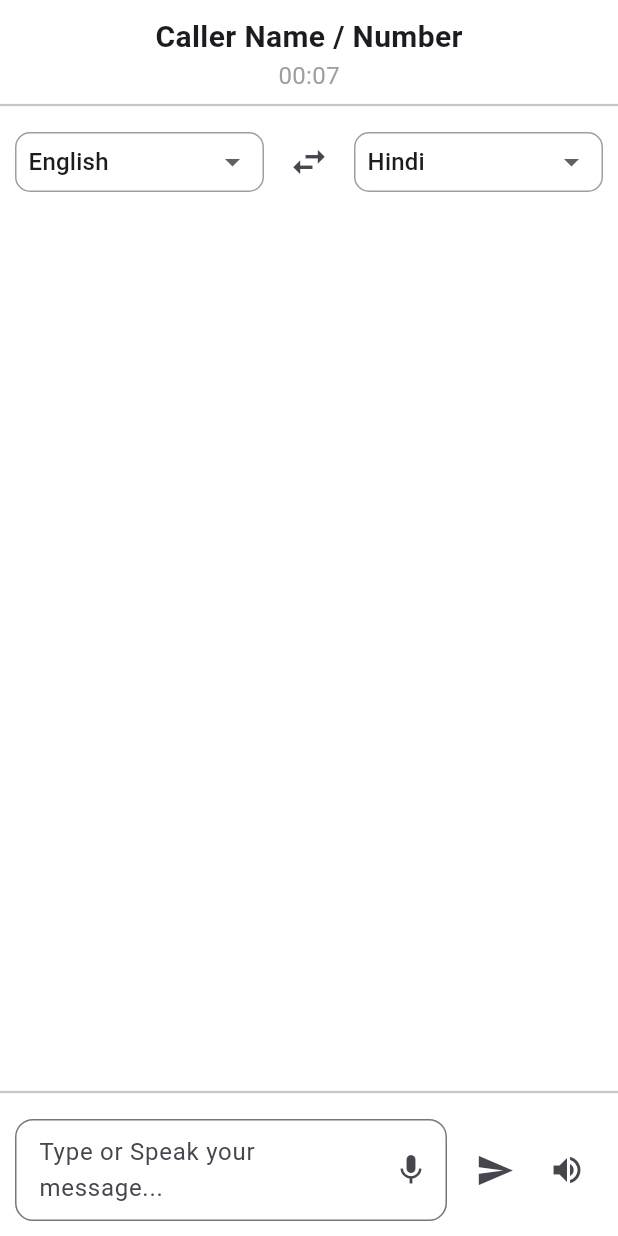
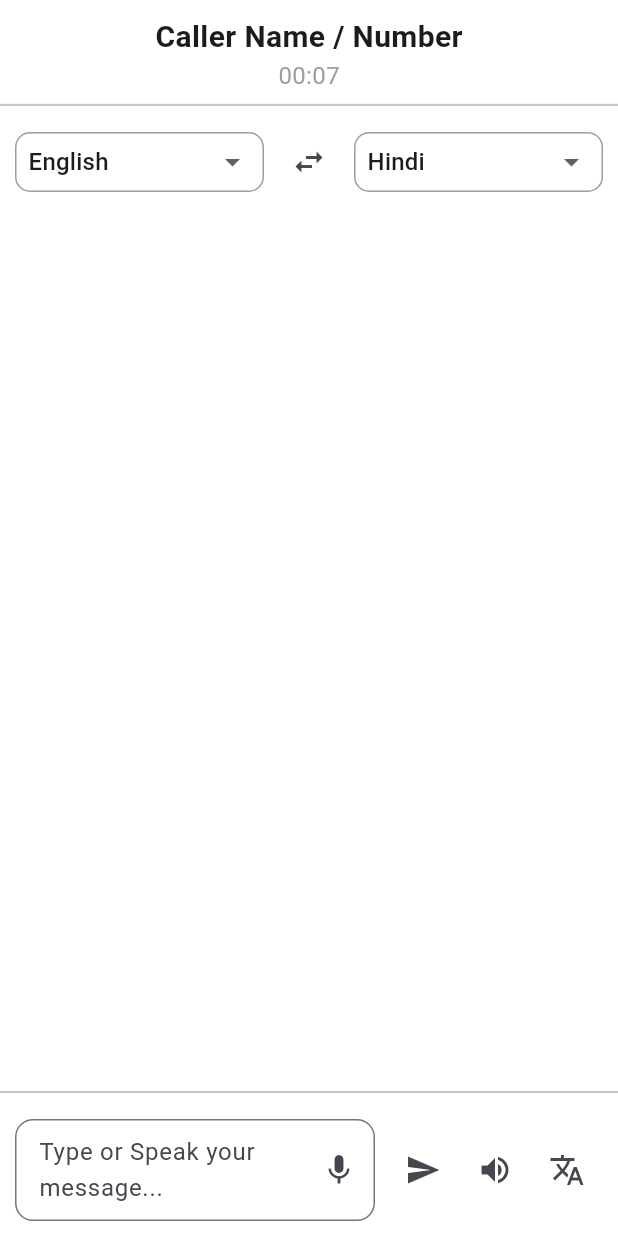
Before and after one commit to PankajDiwan904/speech-connect, a Flutter app: the screen it shows after launch, on a phone screen of 412 x 824 dp. Run offline on Flutter 3.47's test engine with Material 3 defaults, Android fonts, the phone set to English and light mode, and no system bars; our stand-ins replace flutter_tts, speech_to_text; missing offline and left inert: translator.

Commit message:
add translate feature

```diff
--- a/frontend/lib/screens/home_screen.dart
+++ b/frontend/lib/screens/home_screen.dart
@@ -1,6 +1,7 @@
 import 'package:flutter/material.dart';
 import 'package:frontend/controllers/stt_controller.dart';
 import 'package:frontend/controllers/tts_controller.dart';
+import 'package:frontend/controllers/translation_controller.dart';
 import 'dart:async';
 
 class HomeScreen extends StatefulWidget {
@@ -15,18 +16,21 @@ class _HomeScreenState extends State<HomeScreen> {
   final ScrollController _scrollController = ScrollController();
   final STTController _sttController = STTController();
   final TTSController _ttsController = TTSController();
+  final TranslationController _translationController = TranslationController();
+
   String _spokenText = '';
-
+  String _translatedText = '';
   String selectedInputLang = "English";
   String selectedOutputLang = "Hindi";
 
-  final List<String> languages = [
-    'English',
-    'Hindi',
-    'Tamil',
-    'Telugu',
-    'Bengali',
-  ];
+  final List<String> languages = ['English', 'Hindi', 'Tamil', 'Telugu', 'Bengali'];
+  final Map<String, String> languageCodes = {
+    'English': 'en',
+    'Hindi': 'hi',
+    'Tamil': 'ta',
+    'Telugu': 'te',
+    'Bengali': 'bn',
+  };
 
   List<Map<String, dynamic>> chatMessages = []; // {text: '', isUser: true, time: ''}
 
@@ -84,6 +88,26 @@ class _HomeScreenState extends State<HomeScreen> {
     });
   }
 
+  void _translateText() async {
+    if (_textController.text.trim().isEmpty) return;
+
+    final translated = await _translationController.translateText(
+      _textController.text,
+      languageCodes[selectedInputLang]!,
+      languageCodes[selectedOutputLang]!,
+    );
+
+    setState(() {
+      _translatedText = translated;
+    });
+
+    chatMessages.add({
+      'text': translated,
+      'isUser': false,
+      'time': TimeOfDay.now().format(context),
+    });
+  }
+
   @override
   void dispose() {
     _textController.dispose();
@@ -96,16 +120,6 @@ class _HomeScreenState extends State<HomeScreen> {
     return Theme(
       data: Theme.of(context).copyWith(
         canvasColor: Colors.white,
-        dropdownMenuTheme: DropdownMenuThemeData(
-          inputDecorationTheme: InputDecorationTheme(
-            border: OutlineInputBorder(borderRadius: BorderRadius.circular(10)),
-          ),
-          menuStyle: MenuStyle(
-            shape: WidgetStatePropertyAll(
-              RoundedRectangleBorder(borderRadius: BorderRadius.circular(10)),
-            ),
-          ),
-        ),
       ),
       child: Container(
         height: 40,
@@ -115,16 +129,14 @@ class _HomeScreenState extends State<HomeScreen> {
           borderRadius: BorderRadius.circular(10),
         ),
         child: DropdownButtonHideUnderline(
-          child: ConstrainedBox(
-            constraints: const BoxConstraints.tightFor(width: 120),
           child: DropdownButton<String>(
             value: value,
             icon: const Icon(Icons.arrow_drop_down),
             isExpanded: true,
-              borderRadius: BorderRadius.circular(10),
             onChanged: onChanged,
-              items: languages.map((lang) => DropdownMenuItem(value: lang, child: Text(lang))).toList(),
-            ),
+            items: languages
+                .map((lang) => DropdownMenuItem(value: lang, child: Text(lang)))
+                .toList(),
           ),
         ),
       ),
@@ -156,26 +168,15 @@ class _HomeScreenState extends State<HomeScreen> {
               padding: const EdgeInsets.symmetric(horizontal: 10, vertical: 6),
               child: Row(
                 children: [
-                  Expanded(
-                    child: _buildDropdown(selectedInputLang, (value) {
-                      if (value != null) {
-                        setState(() => selectedInputLang = value);
-                      }
-                    }),
-                  ),
+                  Expanded(child: _buildDropdown(selectedInputLang, (value) {
+                    if (value != null) setState(() => selectedInputLang = value);
+                  })),
                   const SizedBox(width: 6),
-                  IconButton(
-                    icon: const Icon(Icons.swap_horiz, size: 28),
-                    onPressed: _swapLanguages,
-                  ),
+                  IconButton(icon: const Icon(Icons.swap_horiz), onPressed: _swapLanguages),
                   const SizedBox(width: 6),
-                  Expanded(
-                    child: _buildDropdown(selectedOutputLang, (value) {
-                      if (value != null) {
-                        setState(() => selectedOutputLang = value);
-                      }
-                    }),
-                  ),
+                  Expanded(child: _buildDropdown(selectedOutputLang, (value) {
+                    if (value != null) setState(() => selectedOutputLang = value);
+                  })),
                 ],
               ),
             ),
@@ -194,7 +195,8 @@ class _HomeScreenState extends State<HomeScreen> {
                           isUser ? CrossAxisAlignment.end : CrossAxisAlignment.start,
                       children: [
                         Row(
-                          mainAxisAlignment: isUser ? MainAxisAlignment.end : MainAxisAlignment.start,
+                          mainAxisAlignment:
+                              isUser ? MainAxisAlignment.end : MainAxisAlignment.start,
                           children: [
                             if (!isUser)
                               const CircleAvatar(radius: 12, child: Icon(Icons.person, size: 14)),
@@ -206,11 +208,7 @@ class _HomeScreenState extends State<HomeScreen> {
                                 color: isUser ? Colors.blue[100] : Colors.grey[200],
                                 borderRadius: BorderRadius.circular(12),
                               ),
-                              child: Text(
-                                msg['text'],
-                                softWrap: true,
-                                style: const TextStyle(fontSize: 16),
-                              ),
+                              child: Text(msg['text'], style: const TextStyle(fontSize: 16)),
                             ),
                             if (isUser)
                               const CircleAvatar(
@@ -235,7 +233,7 @@ class _HomeScreenState extends State<HomeScreen> {
             ),
             const Divider(thickness: 1.5),
             Padding(
-              padding: const EdgeInsets.all(10.0),
+              padding: const EdgeInsets.all(10),
               child: Row(
                 children: [
                   Expanded(
@@ -262,44 +260,39 @@ class _HomeScreenState extends State<HomeScreen> {
                                       );
                                     });
                                   },
-                                  () {
-                                    debugPrint("Final result: $_spokenText");
-                                  },
-                                  'en-IN',
+                                  () => debugPrint("Final STT: $_spokenText"),
+                                  '${languageCodes[selectedInputLang]}-IN',
                                 );
                               } else {
                                 await _sttController.stop();
                               }
                             },
                           ),
-                          border: OutlineInputBorder(
-                            borderRadius: BorderRadius.circular(12),
-                          ),
-                          contentPadding: const EdgeInsets.symmetric(horizontal: 12, vertical: 10),
+                          border: OutlineInputBorder(borderRadius: BorderRadius.circular(12)),
+                          contentPadding:
+                              const EdgeInsets.symmetric(horizontal: 12, vertical: 10),
                         ),
                       ),
                     ),
                   ),
                   const SizedBox(width: 8),
+                  IconButton(icon: const Icon(Icons.send), onPressed: _sendMessage),
                   IconButton(
-                    icon: const Icon(Icons.send, size: 26),
-                    onPressed: _sendMessage,
-                  ),
-                  IconButton(
-                      icon: Icon(Icons.volume_up),
+                    icon: const Icon(Icons.volume_up),
                     onPressed: () {
                       if (chatMessages.isNotEmpty) {
-                            final lastMessage = chatMessages.last;
-                            _ttsController.speak(lastMessage['text']);
-                          } else {
-                            debugPrint("No message to speak.");
+                        _ttsController.speak(chatMessages.last['text']);
                       }
                     },
-
                   ),
-
+                  IconButton(icon: const Icon(Icons.translate), onPressed: _translateText),
                 ],
               ),
+            ),
+            if (_translatedText.isNotEmpty)
+              Padding(
+                padding: const EdgeInsets.all(8.0),
+                child: Text("Translated: $_translatedText"),
               ),
           ],
         ),
--- a/frontend/pubspec.yaml
+++ b/frontend/pubspec.yaml
@@ -36,6 +36,7 @@ dependencies:
   # Use with the CupertinoIcons class for iOS style icons.
   cupertino_icons: ^1.0.8
   flutter_tts: ^4.2.2
+  translator: ^1.0.3+1
 
 dev_dependencies:
   flutter_test:
```
Also changed, not shown: frontend/lib/controllers/translation_controller.dart (added, +15 -0 lines), frontend/pubspec.lock. Lines whose indentation alone changed are shown as unchanged.
